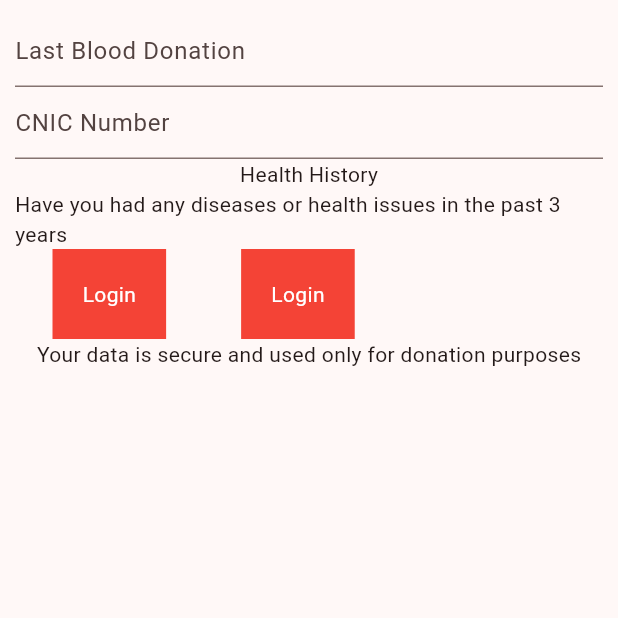
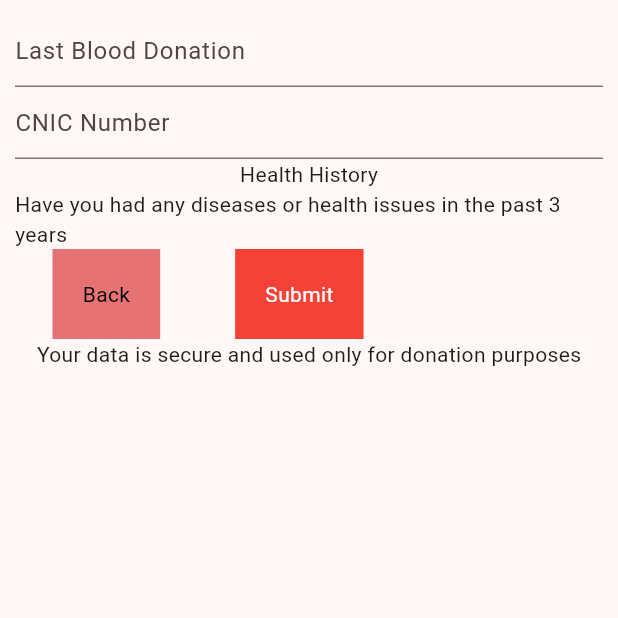
Before and after one commit to Abdul-Hadi-Jalil/EsperFlow, a Flutter app: the AdditionalInformationScreen screen opened directly, on a phone screen of 412 x 824 dp, the top half of it. Run offline on Flutter 3.47's test engine with Material 3 defaults, Android fonts, the phone set to English and light mode, and no system bars.

Commit message:
update the custom buttom to receive text, background color and text color as parameters, and update the relevant files that are using it

```diff
--- a/lib/screens/additional_information_screen.dart
+++ b/lib/screens/additional_information_screen.dart
@@ -44,10 +44,18 @@ class _AdditionalInformationScreenState
             Row(
               children: [
                 // back button
-                MyCustomButtom(),
+                MyCustomButtom(
+                  backgroundColor: Colors.red.shade300,
+                  text: "Back",
+                  textColor: Colors.black,
+                ),
 
                 // submit buttom
-                MyCustomButtom(),
+                MyCustomButtom(
+                  backgroundColor: Colors.red,
+                  text: "Submit",
+                  textColor: Colors.white,
+                ),
               ],
             ),
 
--- a/lib/screens/blood_request_screen.dart
+++ b/lib/screens/blood_request_screen.dart
@@ -37,7 +37,11 @@ class BloodRequestScreen extends StatelessWidget {
             MyTextField(hintText: "Additional Notes (Optional)"),
 
             // submit button
-            MyCustomButtom(),
+            MyCustomButtom(
+              backgroundColor: Colors.red,
+              text: "Submit Request",
+              textColor: Colors.white,
+            ),
           ],
         ),
       ),
--- a/lib/screens/login_screen.dart
+++ b/lib/screens/login_screen.dart
@@ -25,7 +25,7 @@ class LoginScreen extends StatelessWidget {
             TextButton(onPressed: () {}, child: Text('Forgot Password')),
 
             // login button
-            MyCustomButtom(),
+            MyCustomButtom(backgroundColor: Colors.red, text: "Login"),
 
             // esperflow logo
             // TODO: use image or icon
--- a/lib/screens/register_screen.dart
+++ b/lib/screens/register_screen.dart
@@ -31,7 +31,11 @@ class RegisterScreen extends StatelessWidget {
             MyTextField(hintText: "Current Address"),
 
             // register confimation button
-            MyCustomButtom(),
+            MyCustomButtom(
+              backgroundColor: Colors.red,
+              text: "Continue",
+              textColor: Colors.white,
+            ),
           ],
         ),
       ),
--- a/lib/widgets/my_custom_buttom.dart
+++ b/lib/widgets/my_custom_buttom.dart
@@ -3,16 +3,27 @@
 import 'package:flutter/material.dart';
 
 class MyCustomButtom extends StatelessWidget {
-  const MyCustomButtom({super.key});
+  final Color backgroundColor;
+  final String text;
+  final Color? textColor;
+  const MyCustomButtom({
+    super.key,
+    required this.backgroundColor,
+    required this.text,
+    this.textColor,
+  });
 
   @override
   Widget build(BuildContext context) {
     return Container(
-      color: Colors.red,
+      color: backgroundColor,
       padding: EdgeInsets.all(20),
       margin: EdgeInsets.symmetric(horizontal: 25),
       child: Center(
-        child: Text('Login', style: TextStyle(color: Colors.white)),
+        child: Text(
+          text,
+          style: textColor != null ? TextStyle(color: textColor) : null,
+        ),
       ),
     );
   }
```
